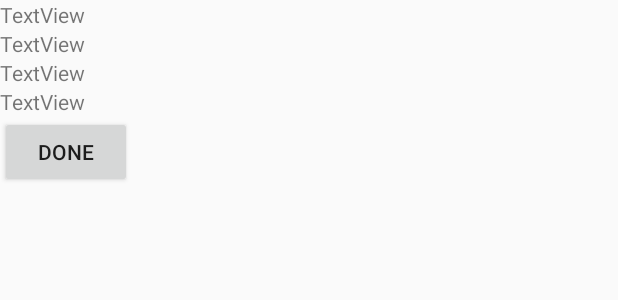
After one commit to OngTrueno/P01-DailyGoals, an Android app: the layout activity_goal.xml on its own in the app's theme, with its tools: preview values and no code run, on a phone screen of 412 x 824 dp. The commit adds this screen. Shown: the top 300 px of the screen. Run offline under Robolectric (Android 15) with nearby library versions, the phone set to English and light mode, and no system bars.

Commit message:
Added intermediate enhancement.

```diff
--- a/app/build.gradle
+++ b/app/build.gradle
@@ -26,5 +26,6 @@ dependencies {
     })
     compile 'com.android.support:appcompat-v7:25.3.1'
     compile 'com.android.support.constraint:constraint-layout:1.0.2'
+    compile 'com.android.support:design:25.3.1'
     testCompile 'junit:junit:4.12'
 }
--- a/app/src/main/AndroidManifest.xml
+++ b/app/src/main/AndroidManifest.xml
@@ -16,6 +16,10 @@
                 <category android:name="android.intent.category.LAUNCHER" />
             </intent-filter>
         </activity>
+        <activity
+            android:name=".GoalActivity"
+            android:label="@string/title_activity_goal"
+            android:theme="@style/AppTheme.NoActionBar"></activity>
     </application>
 
 </manifest>
--- /dev/null
+++ b/app/src/main/res/layout/activity_goal.xml
@@ -0,0 +1,40 @@
+<?xml version="1.0" encoding="utf-8"?>
+<LinearLayout xmlns:android="http://schemas.android.com/apk/res/android"
+    xmlns:app="http://schemas.android.com/apk/res-auto"
+    xmlns:tools="http://schemas.android.com/tools"
+    android:layout_width="match_parent"
+    android:layout_height="match_parent"
+    android:orientation="vertical"
+    tools:context="com.example.a15017470.p01_dailygoals.GoalActivity">
+
+    <TextView
+        android:id="@+id/textView8"
+        android:layout_width="wrap_content"
+        android:layout_height="wrap_content"
+        android:text="TextView" />
+
+    <TextView
+        android:id="@+id/textView9"
+        android:layout_width="wrap_content"
+        android:layout_height="wrap_content"
+        android:text="TextView" />
+
+    <TextView
+        android:id="@+id/textView10"
+        android:layout_width="wrap_content"
+        android:layout_height="wrap_content"
+        android:text="TextView" />
+
+    <TextView
+        android:id="@+id/textView11"
+        android:layout_width="wrap_content"
+        android:layout_height="wrap_content"
+        android:text="TextView" />
+
+    <Button
+        android:id="@+id/button2"
+        android:layout_width="wrap_content"
+        android:layout_height="wrap_content"
+        android:text="Done" />
+
+</LinearLayout>
--- /dev/null
+++ b/app/src/main/res/values/dimens.xml
@@ -0,0 +1,3 @@
+<resources>
+    <dimen name="fab_margin">16dp</dimen>
+</resources>
--- a/app/src/main/res/values/strings.xml
+++ b/app/src/main/res/values/strings.xml
@@ -1,3 +1,4 @@
 <resources>
     <string name="app_name">P01-DailyGoals</string>
+    <string name="title_activity_goal">GoalActivity</string>
 </resources>
--- a/app/src/main/res/values/styles.xml
+++ b/app/src/main/res/values/styles.xml
@@ -8,4 +8,13 @@
         <item name="colorAccent">@color/colorAccent</item>
     </style>
 
+    <style name="AppTheme.NoActionBar">
+        <item name="windowActionBar">false</item>
+        <item name="windowNoTitle">true</item>
+    </style>
+
+    <style name="AppTheme.AppBarOverlay" parent="ThemeOverlay.AppCompat.Dark.ActionBar" />
+
+    <style name="AppTheme.PopupOverlay" parent="ThemeOverlay.AppCompat.Light" />
+
 </resources>
```
Also changed, not shown: app/src/main/java/com/example/a15017470/p01_dailygoals/GoalActivity.java (+11 -1 lines), app/src/main/java/com/example/a15017470/p01_dailygoals/MainActivity.java (+36 -0 lines), app/src/main/res/layout/activity_main.xml (+8 -5 lines), app/src/main/res/layout/content_goal.xml (added, +11 -0 lines).
